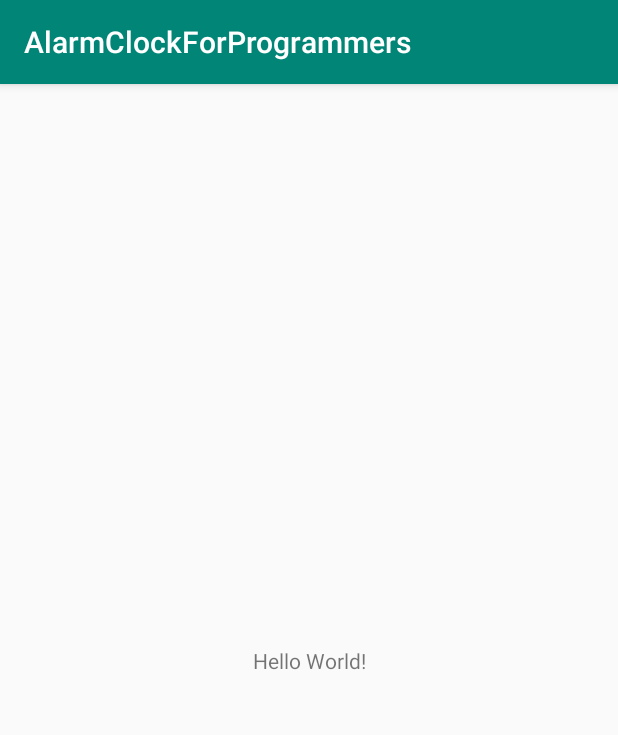
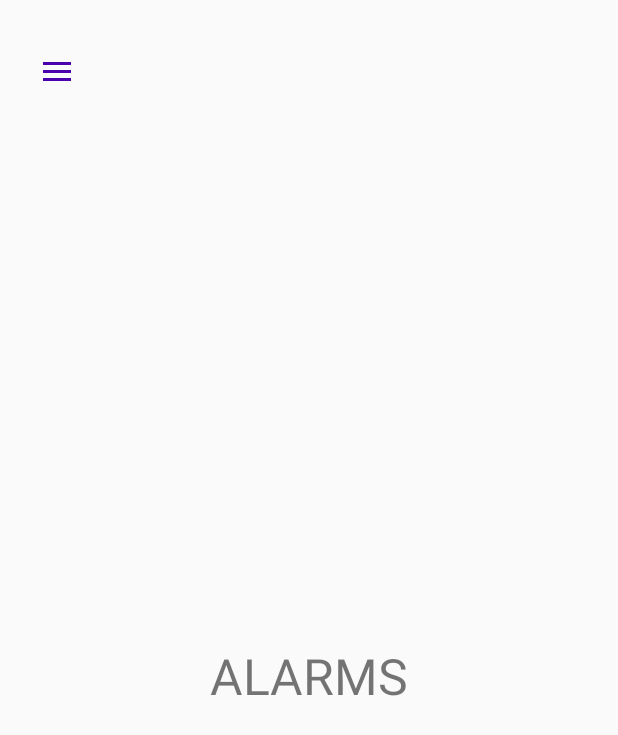
Before and after one commit to lincollincol/QuizAlarmClock, an Android app: the screen it shows after launch (MainActivity), on a phone screen of 412 x 824 dp. Shown: the top 735 px of the screen. Run offline under Robolectric (Android 15) with nearby library versions, the light colour scheme and no system bars.

Commit message:
Hamburger menu model v1

```diff
--- a/app/build.gradle
+++ b/app/build.gradle
@@ -21,6 +21,7 @@ android {
 dependencies {
     implementation fileTree(dir: 'libs', include: ['*.jar'])
     implementation 'com.android.support:appcompat-v7:28.0.0'
+    implementation 'com.android.support:design:28.0.0'
     implementation 'com.android.support.constraint:constraint-layout:1.1.3'
     testImplementation 'junit:junit:4.12'
     androidTestImplementation 'com.android.support.test:runner:1.0.2'
--- a/app/src/main/AndroidManifest.xml
+++ b/app/src/main/AndroidManifest.xml
@@ -9,7 +9,8 @@
         android:roundIcon="@mipmap/ic_launcher_round"
         android:supportsRtl="true"
         android:theme="@style/AppTheme">
-        <activity android:name=".MainActivity">
+        <activity android:name=".MainActivity"
+            android:theme="@style/AppTheme.NoActionBar">
             <intent-filter>
                 <action android:name="android.intent.action.MAIN" />
 
--- /dev/null
+++ b/app/src/main/java/linc/com/alarmclockforprogrammers/FragmentAlarms.java
@@ -0,0 +1,22 @@
+package linc.com.alarmclockforprogrammers;
+
+import android.os.Bundle;
+import android.support.annotation.NonNull;
+import android.support.annotation.Nullable;
+import android.support.v4.app.Fragment;
+import android.view.LayoutInflater;
+import android.view.View;
+import android.view.ViewGroup;
+
+public class FragmentAlarms extends Fragment {
+
+    private View view;
+
+    @Nullable
+    @Override
+    public View onCreateView(@NonNull LayoutInflater inflater, @Nullable ViewGroup container, @Nullable Bundle savedInstanceState) {
+        view = inflater.inflate(R.layout.fragment_alarms, container, false);
+        return view;
+    }
+
+}
--- a/app/src/main/java/linc/com/alarmclockforprogrammers/MainActivity.java
+++ b/app/src/main/java/linc/com/alarmclockforprogrammers/MainActivity.java
@@ -1,13 +1,82 @@
 package linc.com.alarmclockforprogrammers;
 
+import android.support.annotation.NonNull;
+import android.support.design.widget.NavigationView;
+import android.support.v4.app.Fragment;
+import android.support.v4.app.FragmentManager;
+import android.support.v4.app.FragmentTransaction;
+import android.support.v4.view.GravityCompat;
+import android.support.v4.widget.DrawerLayout;
+import android.support.v7.app.ActionBarDrawerToggle;
 import android.support.v7.app.AppCompatActivity;
 import android.os.Bundle;
+import android.support.v7.widget.Toolbar;
+import android.view.MenuItem;
+import android.view.WindowManager;
 
-public class MainActivity extends AppCompatActivity {
+public class MainActivity extends AppCompatActivity implements NavigationView.OnNavigationItemSelectedListener {
+
+    private DrawerLayout drawer;
 
     @Override
     protected void onCreate(Bundle savedInstanceState) {
         super.onCreate(savedInstanceState);
+
+        // Set transparent status bar
+        getWindow().addFlags(WindowManager.LayoutParams.FLAG_LAYOUT_NO_LIMITS);
+        getWindow().addFlags(WindowManager.LayoutParams.FLAG_TRANSLUCENT_NAVIGATION);
+
         setContentView(R.layout.activity_main);
+
+        if(savedInstanceState == null) {
+            replaceFragment(new FragmentAlarms());
+        }
+
+        Toolbar toolbar = findViewById(R.id.toolbar);
+        setSupportActionBar(toolbar);
+        getSupportActionBar().setDisplayShowTitleEnabled(false);
+
+
+        drawer = findViewById(R.id.main__drawer_layout);
+
+        NavigationView navMenu = findViewById(R.id.main__navigation_drawer_menu);
+        navMenu.setNavigationItemSelectedListener(this);
+        navMenu.setCheckedItem(R.id.menu_alarms);
+
+        ActionBarDrawerToggle toggle = new ActionBarDrawerToggle(this, drawer, toolbar,
+                R.string.navigation_drawer_open, R.string.navigation_drawer_close);
+        drawer.addDrawerListener(toggle);
+        toggle.syncState();
+
+    }
+
+    @Override
+    public boolean onNavigationItemSelected(@NonNull MenuItem menuItem) {
+        switch(menuItem.getItemId()) {
+            case R.id.menu_alarms:
+                    replaceFragment(new FragmentAlarms());
+                break;
+            case R.id.menu_settings:
+                replaceFragment(new FragmentSettings());
+                break;
+        }
+
+        drawer.closeDrawer(GravityCompat.START);
+        return true;
+    }
+
+    @Override
+    public void onBackPressed() {
+        if (drawer.isDrawerOpen(GravityCompat.START)) {
+            drawer.closeDrawer(GravityCompat.START);
+        } else {
+            super.onBackPressed();
+        }
+    }
+
+    private void replaceFragment(Fragment fragment) {
+        getSupportFragmentManager().beginTransaction()
+                .replace(R.id.container, fragment)
+                .commit();
     }
 }
--- /dev/null
+++ b/app/src/main/res/drawable/ic_alarm.xml
@@ -0,0 +1,9 @@
+<vector xmlns:android="http://schemas.android.com/apk/res/android"
+        android:width="24dp"
+        android:height="24dp"
+        android:viewportWidth="24.0"
+        android:viewportHeight="24.0">
+    <path
+        android:fillColor="#FF000000"
+        android:pathData="M22,5.72l-4.6,-3.86 -1.29,1.53 4.6,3.86L22,5.72zM7.88,3.39L6.6,1.86 2,5.71l1.29,1.53 4.59,-3.85zM12.5,8L11,8v6l4.75,2.85 0.75,-1.23 -4,-2.37L12.5,8zM12,4c-4.97,0 -9,4.03 -9,9s4.02,9 9,9c4.97,0 9,-4.03 9,-9s-4.03,-9 -9,-9zM12,20c-3.87,0 -7,-3.13 -7,-7s3.13,-7 7,-7 7,3.13 7,7 -3.13,7 -7,7z"/>
+</vector>
--- /dev/null
+++ b/app/src/main/res/drawable/ic_settings.xml
@@ -0,0 +1,9 @@
+<vector xmlns:android="http://schemas.android.com/apk/res/android"
+        android:width="24dp"
+        android:height="24dp"
+        android:viewportWidth="24"
+        android:viewportHeight="24">
+    <path
+        android:fillColor="#FF000000"
+        android:pathData="M19.1,12.9a2.8,2.8 0,0 0,0.1 -0.9,2.8 2.8,0 0,0 -0.1,-0.9l2.1,-1.6a0.7,0.7 0,0 0,0.1 -0.6L19.4,5.5a0.7,0.7 0,0 0,-0.6 -0.2l-2.4,1a6.5,6.5 0,0 0,-1.6 -0.9l-0.4,-2.6a0.5,0.5 0,0 0,-0.5 -0.4H10.1a0.5,0.5 0,0 0,-0.5 0.4L9.3,5.4a5.6,5.6 0,0 0,-1.7 0.9l-2.4,-1a0.4,0.4 0,0 0,-0.5 0.2l-2,3.4c-0.1,0.2 0,0.4 0.2,0.6l2,1.6a2.8,2.8 0,0 0,-0.1 0.9,2.8 2.8,0 0,0 0.1,0.9L2.8,14.5a0.7,0.7 0,0 0,-0.1 0.6l1.9,3.4a0.7,0.7 0,0 0,0.6 0.2l2.4,-1a6.5,6.5 0,0 0,1.6 0.9l0.4,2.6a0.5,0.5 0,0 0,0.5 0.4h3.8a0.5,0.5 0,0 0,0.5 -0.4l0.3,-2.6a5.6,5.6 0,0 0,1.7 -0.9l2.4,1a0.4,0.4 0,0 0,0.5 -0.2l2,-3.4c0.1,-0.2 0,-0.4 -0.2,-0.6ZM12,15.6A3.6,3.6 0,1 1,15.6 12,3.6 3.6,0 0,1 12,15.6Z"/>
+</vector>
--- /dev/null
+++ b/app/src/main/res/drawable/nav_menu_checked_shape.xml
@@ -0,0 +1,8 @@
+<?xml version="1.0" encoding="utf-8"?>
+<shape android:shape="rectangle"
+    android:tint="@color/nav_menu_shape"
+    xmlns:android="http://schemas.android.com/apk/res/android">
+    <corners android:bottomRightRadius="100dp"
+        android:topRightRadius="100dp"/>
+    <solid android:color="@color/nav_menu_shape_opacity" />
+</shape>
--- /dev/null
+++ b/app/src/main/res/drawable/nav_menu_item.xml
@@ -0,0 +1,7 @@
+<?xml version="1.0" encoding="utf-8"?>
+<selector xmlns:android="http://schemas.android.com/apk/res/android">
+
+    <item android:drawable="@drawable/nav_menu_checked_shape"
+        android:state_checked="true"/>
+
+</selector>
--- /dev/null
+++ b/app/src/main/res/drawable/nav_menu_item_color.xml
@@ -0,0 +1,8 @@
+<?xml version="1.0" encoding="utf-8"?>
+<selector xmlns:android="http://schemas.android.com/apk/res/android">
+
+    <item android:color="@color/nav_menu_item_checked"
+        android:state_checked="true"/>
+
+    <item android:color="@color/nav_menu_item" />
+</selector>
--- a/app/src/main/res/layout/activity_main.xml
+++ b/app/src/main/res/layout/activity_main.xml
@@ -1,18 +1,53 @@
 <?xml version="1.0" encoding="utf-8"?>
-<android.support.constraint.ConstraintLayout xmlns:android="http://schemas.android.com/apk/res/android"
+<android.support.v4.widget.DrawerLayout
+    android:id="@+id/main__drawer_layout"
+    xmlns:android="http://schemas.android.com/apk/res/android"
     xmlns:app="http://schemas.android.com/apk/res-auto"
     xmlns:tools="http://schemas.android.com/tools"
     android:layout_width="match_parent"
     android:layout_height="match_parent"
-    tools:context=".MainActivity">
+    tools:context=".MainActivity"
+    tools:openDrawer="start">
 
-    <TextView
+
+    <android.support.constraint.ConstraintLayout
+        android:layout_width="match_parent"
+        android:layout_height="match_parent">
+
+        <android.support.v7.widget.Toolbar
+            android:id="@+id/toolbar"
+            android:layout_width="wrap_content"
+            android:layout_height="wrap_content"
+            android:layout_marginTop="@dimen/margin_top_toolbar"
+            android:layout_marginStart="@dimen/margin_start_toolbar"
+            android:background="@android:color/transparent"
+            app:layout_constraintTop_toTopOf="parent"
+            app:layout_constraintLeft_toLeftOf="parent"
+            app:layout_constraintBottom_toTopOf="@+id/container"/>
+
+        <FrameLayout
+            android:id="@+id/container"
+            android:layout_width="match_parent"
+            android:layout_height="0dp"
+            app:layout_constraintTop_toBottomOf="@id/toolbar"
+            app:layout_constraintLeft_toLeftOf="parent"
+            app:layout_constraintRight_toRightOf="parent"
+            app:layout_constraintBottom_toBottomOf="parent"/>
+
+    </android.support.constraint.ConstraintLayout>
+
+
+    <android.support.design.widget.NavigationView
+        android:id="@+id/main__navigation_drawer_menu"
         android:layout_width="wrap_content"
-        android:layout_height="wrap_content"
-        android:text="Hello World!"
-        app:layout_constraintBottom_toBottomOf="parent"
-        app:layout_constraintLeft_toLeftOf="parent"
-        app:layout_constraintRight_toRightOf="parent"
-        app:layout_constraintTop_toTopOf="parent" />
+        android:layout_height="match_parent"
+        android:layout_gravity="start"
+        android:paddingStart="@dimen/padding_start_item_menu"
+        android:paddingEnd="@dimen/padding_end_item_menu"
+        app:itemIconTint="@drawable/nav_menu_item_color"
+        app:itemTextColor="@drawable/nav_menu_item_color"
+        app:itemBackground="@drawable/nav_menu_item"
+        app:headerLayout="@layout/nav_menu_header"
+        app:menu="@menu/nav_menu"/>
 
-</android.support.constraint.ConstraintLayout>
+</android.support.v4.widget.DrawerLayout>
--- /dev/null
+++ b/app/src/main/res/layout/fragment_alarms.xml
@@ -0,0 +1,18 @@
+<?xml version="1.0" encoding="utf-8"?>
+<android.support.constraint.ConstraintLayout xmlns:android="http://schemas.android.com/apk/res/android"
+    xmlns:app="http://schemas.android.com/apk/res-auto"
+    android:layout_width="match_parent"
+    android:layout_height="match_parent">
+
+    <TextView
+        android:id="@+id/textView"
+        android:layout_width="wrap_content"
+        android:layout_height="wrap_content"
+        android:text="ALARMS"
+        android:textSize="33sp"
+        app:layout_constraintTop_toTopOf="parent"
+        app:layout_constraintRight_toRightOf="parent"
+        app:layout_constraintLeft_toLeftOf="parent"
+        app:layout_constraintBottom_toBottomOf="parent"/>
+
+</android.support.constraint.ConstraintLayout>
--- /dev/null
+++ b/app/src/main/res/menu/nav_menu.xml
@@ -0,0 +1,37 @@
+<?xml version="1.0" encoding="utf-8"?>
+<menu xmlns:android="http://schemas.android.com/apk/res/android"
+    xmlns:tools="http://schemas.android.com/tools"
+    tools:showIn="navigation_view">
+
+    <group android:id="@+id/menu_main"
+           android:checkableBehavior="single">
+        <item android:id="@+id/menu_alarms"
+              android:title="@string/item_menu_alarms"
+              android:icon="@drawable/ic_alarm"/>
+
+        <item android:id="@+id/menu_timer"
+              android:title="@string/item_menu_timer"
+              android:icon="@drawable/ic_alarm"/>
+
+        <item android:id="@+id/menu_stopwatch"
+              android:title="@string/item_menu_stopwatch"
+              android:icon="@drawable/ic_alarm"/>
+
+        <item android:id="@+id/menu_achievements"
+              android:title="@string/item_menu_achievements"
+              android:icon="@drawable/ic_alarm"/>
+    </group>
+
+
+    <group android:id="@+id/menu_other"
+           android:checkableBehavior="single">
+        <item android:id="@+id/menu_settings"
+              android:title="@string/item_menu_settings"
+              android:icon="@drawable/ic_settings"/>
+
+        <item android:id="@+id/menu_about"
+              android:title="@string/item_menu_about"
+              android:icon="@drawable/ic_settings"/>
+    </group>
+
+</menu>
--- a/app/src/main/res/values/colors.xml
+++ b/app/src/main/res/values/colors.xml
@@ -3,4 +3,12 @@
     <color name="colorPrimary">#008577</color>
     <color name="colorPrimaryDark">#00574B</color>
     <color name="colorAccent">#D81B60</color>
+
+    <!--Nav menu item color-->
+    <color name="nav_menu_shape">#7500FF</color>
+    <color name="nav_menu_shape_opacity">#4D000000</color>
+    <color name="nav_menu_item">#8D8D8D</color>
+    <color name="nav_menu_item_checked">#4A00AC</color>
+    <color name="nav_menu_icon">#4A00AC</color>
+
 </resources>
--- /dev/null
+++ b/app/src/main/res/values/dimens.xml
@@ -0,0 +1,24 @@
+<?xml version="1.0" encoding="utf-8"?>
+<resources>
+
+    <!--Global-->
+    <dimen name="padding_small">10dp</dimen>
+    <dimen name="padding_medium">20dp</dimen>
+    <dimen name="padding_large">30dp</dimen>
+
+    <dimen name="text_small">18sp</dimen>
+    <dimen name="text_medium">22sp</dimen>
+    <dimen name="text_large">33sp</dimen>
+
+    <!--Nav menu-->
+    <dimen name="margin_top_toolbar">20dp</dimen>
+    <dimen name="margin_start_toolbar">10dp</dimen>
+    <dimen name="padding_start_item_menu">0dp</dimen>
+    <dimen name="padding_end_item_menu">5dp</dimen>
+
+    <!--Header layout-->
+    <dimen name="size_header_image">50dp</dimen>
+    <dimen name="height_header">150dp</dimen>
+
+
+</resources>
--- a/app/src/main/res/values/strings.xml
+++ b/app/src/main/res/values/strings.xml
@@ -1,3 +1,17 @@
 <resources>
-    <string name="app_name">AlarmClockForProgrammers</string>
+    <string name="app_name">AlarmClock for programmers</string>
+
+    <!--Navigation drawer menu-->
+    <string name="navigation_drawer_open">Open navigation drawer</string>
+    <string name="navigation_drawer_close">Close navigation drawer</string>
+
+    <!--Menu items-->
+    <string name="item_menu_alarms">Alarms</string>
+    <string name="item_menu_timer">Timer</string>
+    <string name="item_menu_stopwatch">Stopwatch</string>
+    <string name="item_menu_achievements">Achievements</string>
+    <string name="item_menu_settings">Settings</string>
+    <string name="item_menu_about">About</string>
+
+
 </resources>
--- a/app/src/main/res/values/styles.xml
+++ b/app/src/main/res/values/styles.xml
@@ -1,11 +1,24 @@
 <resources>
 
     <!-- Base application theme. -->
-    <style name="AppTheme" parent="Theme.AppCompat.Light.DarkActionBar">
+    <style name="AppTheme" parent="Theme.AppCompat.Light.NoActionBar">
         <!-- Customize your theme here. -->
         <item name="colorPrimary">@color/colorPrimary</item>
         <item name="colorPrimaryDark">@color/colorPrimaryDark</item>
         <item name="colorAccent">@color/colorAccent</item>
+        <item name="drawerArrowStyle">@style/DrawerIcon</item>
+    </style>
+
+    <!--Main activity style-->
+    <style name="AppTheme.NoActionBar">
+        <item name="windowActionBar">false</item>
+        <item name="windowNoTitle">true</item>
+        <item name="android:statusBarColor">@android:color/transparent</item>
+    </style>
+
+    <!--Hamburger button style-->
+    <style name="DrawerIcon" parent="Widget.AppCompat.DrawerArrowToggle">
+        <item name="color">@color/nav_menu_icon</item>
     </style>
 
 </resources>
```
Also changed, not shown: app/src/main/java/linc/com/alarmclockforprogrammers/FragmentSettings.java (added, +23 -0 lines), app/src/main/res/layout/fragment_settings.xml (added, +18 -0 lines), app/src/main/res/layout/nav_menu_header.xml (added, +32 -0 lines).
